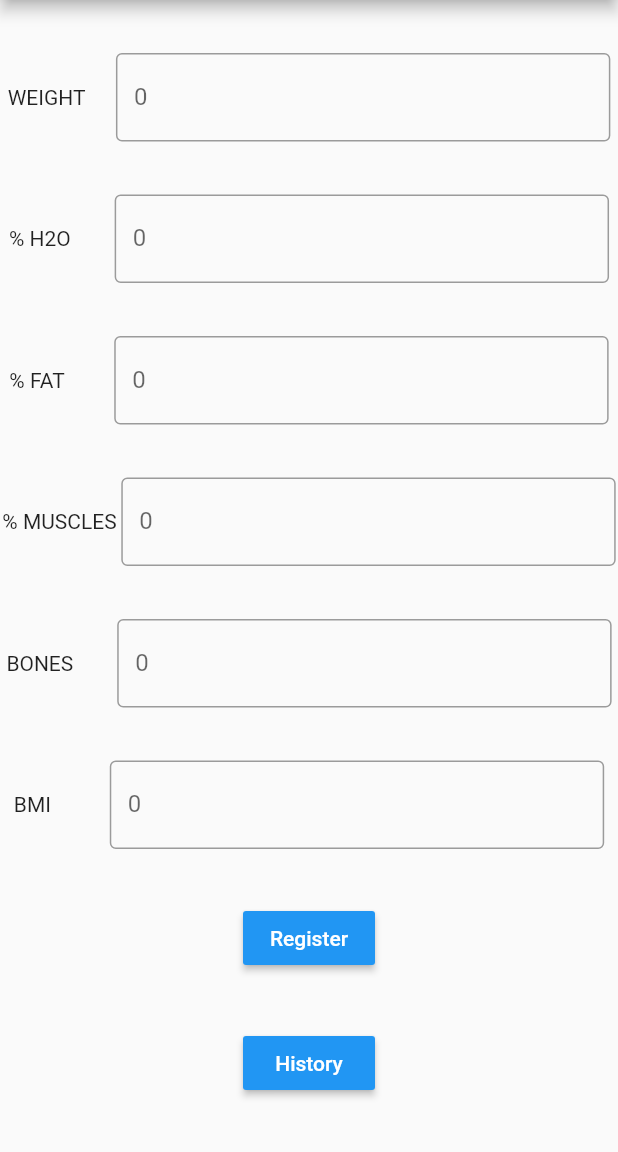
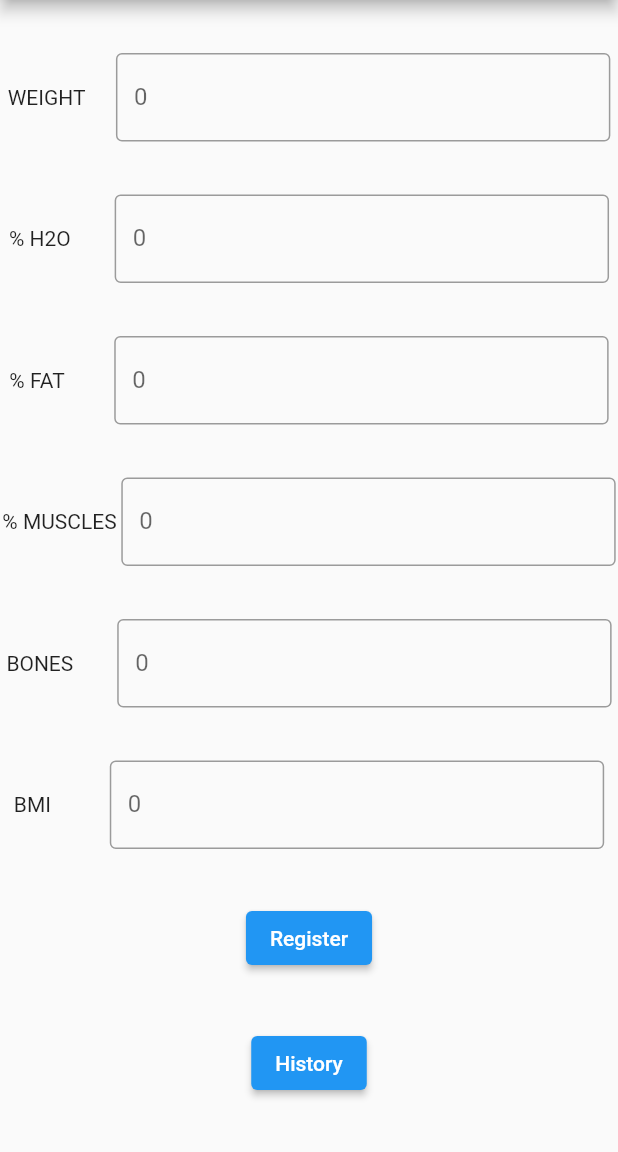
Before and after one commit to CalebSlot/HealthDiary, a Flutter app: the screen it shows after launch, on a phone screen of 412 x 824 dp, the part 84-1236 px from its top. Run offline on Flutter 3.47's test engine with Material 2 defaults, Android fonts, the phone set to English and light mode, and no system bars; our stand-ins replace csv, shared_preferences.

Commit message:
modified deprecated RaisedButton to ElevatedButton

```diff
--- a/lib/Screens/ScreenHome/components/HealthForm.dart
+++ b/lib/Screens/ScreenHome/components/HealthForm.dart
@@ -63,9 +63,10 @@ List<List<dynamic>>? _csvLoadData;
           buildRow('% MUSCLES','0',muscleController),
           buildRow('BONES      ','0',bonesController),
           buildRow('BMI      ','0',bmiController),
-           RaisedButton(
-                  textColor: Colors.white,
-                  color: Colors.blue,
+           ElevatedButton(
+                    style: ButtonStyle(
+            backgroundColor: MaterialStateProperty.all(Colors.blue)),
+
                   child: const Text('Register'),
 
                   onPressed: ()
@@ -139,9 +140,9 @@ actions: [
           );
                   },
                 ),
-           RaisedButton(
-                  textColor: Colors.white,
-                  color: Colors.blue,
+            ElevatedButton(
+                    style: ButtonStyle(
+            backgroundColor: MaterialStateProperty.all(Colors.blue)),
                   child: const Text('History'),
 
                   onPressed:  () async
```
Also changed, not shown: pubspec.lock.
